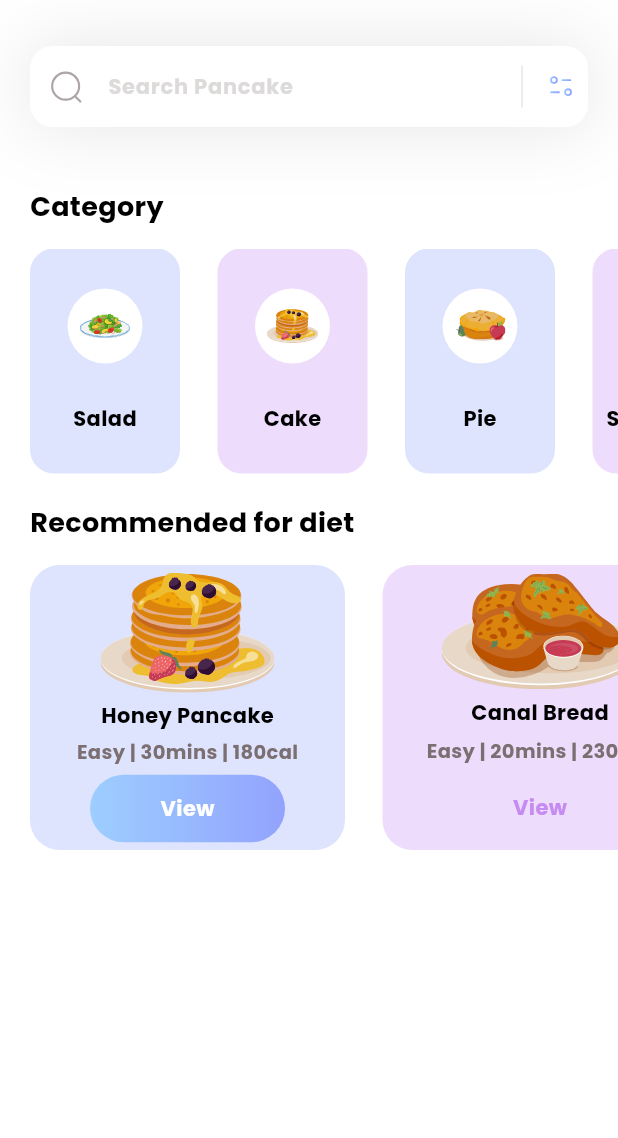
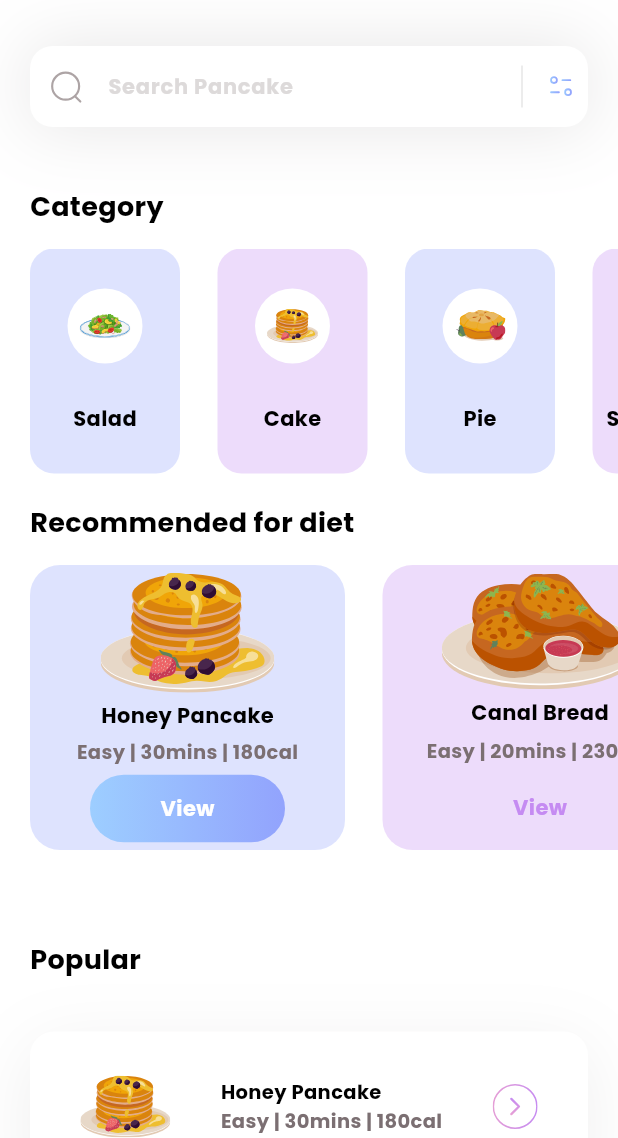
Before and after one commit to imamhsn195/breakfast, a Flutter app: the screen it shows after launch, on a phone screen of 412 x 824 dp, the part 98-1236 px from its top. Run offline on Flutter 3.47's test engine with Material 3 defaults, Android fonts, the phone set to English and light mode, and no system bars; our stand-ins replace flutter_svg.

Commit message:
popular diet section added

```diff
--- /dev/null
+++ b/lib/models/popular_diet_model.dart
@@ -0,0 +1,43 @@
+import 'package:flutter/material.dart';
+
+class PopularDietModel{
+  String name;
+  String iconPath;
+  String level;
+  Color boxColor;
+  String duration;
+  String calore;
+  bool viewIsSelected;
+
+  PopularDietModel({
+    required this.name,
+    required this.iconPath,
+    required this.level,
+    required this.boxColor,
+    required this.duration,
+    required this.calore,
+    required this.viewIsSelected
+  });
+
+  static List<PopularDietModel> getPopularDiets(){
+    List<PopularDietModel> getPopularDiets = [];
+    getPopularDiets.add(
+        PopularDietModel(
+            name: 'Honey Pancake',
+            iconPath: 'assets/icons/honey-pancakes.svg',
+            level: 'Easy', boxColor:  const Color(0xff92A3FD),
+            duration: '30mins', calore: '180cal',
+            viewIsSelected: true
+        )
+    );
+    getPopularDiets.add(
+        PopularDietModel(name: 'Canal Bread',
+            iconPath: 'assets/icons/canai-bread.svg',
+            level: 'Easy', boxColor: const Color(0xffC58BF2),
+            duration: '20mins', calore: '230Cal',
+            viewIsSelected: false
+        )
+    );
+    return getPopularDiets;
+  }
+}
--- a/lib/pages/home.dart
+++ b/lib/pages/home.dart
@@ -2,7 +2,7 @@ import 'package:breakfast/models/category_model.dart';
 import 'package:breakfast/models/diet_model.dart';
 import 'package:flutter/material.dart';
 import 'package:flutter_svg/flutter_svg.dart';
-
+import '../models/popular_diet_model.dart';
 class HomePage extends StatefulWidget {
    const HomePage({super.key});
 
@@ -13,10 +13,12 @@ class HomePage extends StatefulWidget {
 class _HomePageState extends State<HomePage> {
   List<CategoryModel> categories = [];
   List<DietModel> diets = [];
+  List<PopularDietModel> popular_diets = [];
 
   void _getInitialInfo (){
     categories = CategoryModel.getCategories();
     diets = DietModel.getDiets();
+    popular_diets = PopularDietModel.getPopularDiets();
   }
 
   @override
@@ -25,17 +27,108 @@ class _HomePageState extends State<HomePage> {
     return  Scaffold(
       appBar: appBar(),
       backgroundColor: Colors.white ,
-      body: Column(
-        crossAxisAlignment: CrossAxisAlignment.start,
+      body: ListView(
         children: [
           _searchField(),
           const SizedBox(height: 40,),
           _categoriesSection(),
           const SizedBox(height: 20,),
-          _dietSection()
+          _dietSection(),
+          const SizedBox(height: 40,),
+          _popular_diets(),
+          const SizedBox(height: 15,)
         ],
       ),
     );
+  }
+
+  Column _popular_diets() {
+    return Column(
+          crossAxisAlignment: CrossAxisAlignment.start,
+          children: [
+            const Padding(
+              padding: EdgeInsets.all(20),
+              child: Text(
+                'Popular',
+                style: TextStyle(
+                  color: Colors.black,
+                  fontSize: 18,
+                  fontWeight: FontWeight.w600
+                ),
+              ),
+            ),
+            const SizedBox(height: 15,),
+            ListView.separated(
+                itemBuilder: (context, index){
+                  return Container(
+                    height: 100,
+                    decoration: BoxDecoration(
+                      color: popular_diets[index].viewIsSelected ? Colors.white : Colors.transparent,
+                      borderRadius: BorderRadius.circular(16),
+                      boxShadow: popular_diets[index].viewIsSelected ? [
+                        BoxShadow(
+                          color: const Color(0xff1D1617).withOpacity(0.07),
+                          offset: const Offset(0,10),
+                          blurRadius: 40,
+                          spreadRadius: 0
+                        )
+                      ] : []
+                    ),
+                    child: Row(
+                      mainAxisAlignment: MainAxisAlignment.spaceEvenly,
+                      children: [
+                        SvgPicture.asset(popular_diets[index].iconPath,
+                          width: 60,
+                          height: 60,
+                        ),
+                        Column(
+                          mainAxisAlignment: MainAxisAlignment.center,
+                          crossAxisAlignment: CrossAxisAlignment.start,
+                          children: [
+                            Text(
+                              popular_diets[index].name,
+                              style: TextStyle(
+                                color: Colors.black,
+                                fontWeight: FontWeight.w400,
+                                fontSize: 13
+                              ),
+                            ),
+                            Text(
+                               "${popular_diets[index].level} | ${popular_diets[index].duration} | ${popular_diets[index].calore}",
+                                style: TextStyle(
+                                  color: Color(0xff7B6F72),
+                                  fontSize: 13,
+                                  fontWeight: FontWeight.w400
+                                ),
+                            ),
+                          ],
+                        ),
+                        GestureDetector(
+                          onTap: (){
+
+                          },
+                          child: SvgPicture.asset('assets/icons/button.svg',
+                            width: 30,
+                            height: 30,
+                          ),
+                        )
+                      ],
+                    ),
+
+                  );
+                },
+                shrinkWrap: true,
+                separatorBuilder: (context, index){
+                  return  const SizedBox(height: 40,);
+                },
+                padding: const EdgeInsets.only(
+                  left: 20,
+                  right: 20
+                ),
+                itemCount: popular_diets.length
+            )
+          ],
+        );
   }
 
   AppBar appBar() {
```
Also changed, not shown: assets/icons/blueberry-pancake.svg (added), assets/icons/button.svg (added).
